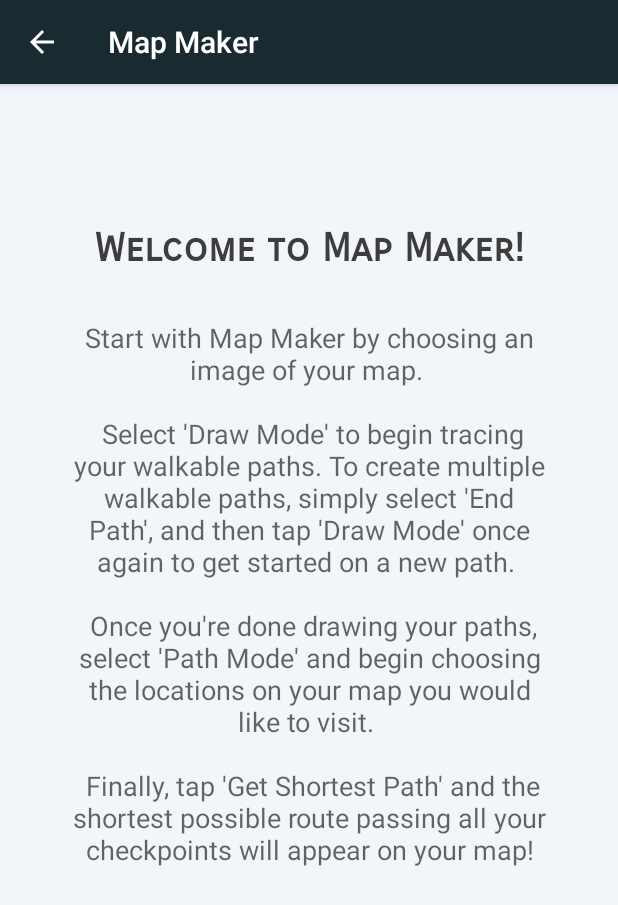
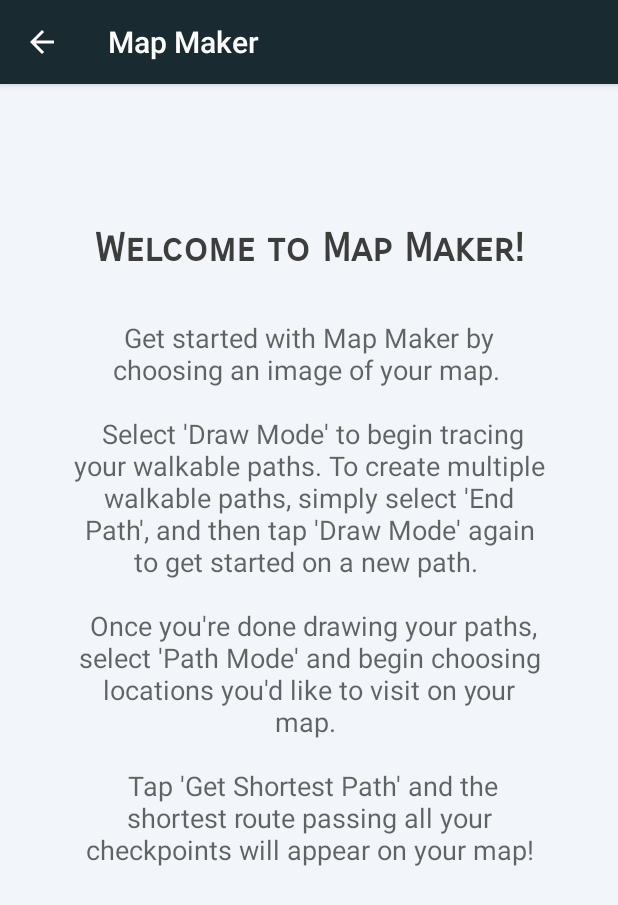
Before and after one commit to cjski/MapMaker, an Android app: the IntroActivity screen opened directly, with no data from a screen before it, on a phone screen of 412 x 824 dp. Shown: the top 905 px of the screen. Run offline under Robolectric (Android 15) with nearby library versions, the phone set to English and light mode, and no system bars.

Commit message:
minor hopefully final UI tweaks

```diff
--- a/app/src/main/java/JanowskiLuoYabut/HackTheNorth/MapMaker/MainActivity.java
+++ b/app/src/main/java/JanowskiLuoYabut/HackTheNorth/MapMaker/MainActivity.java
@@ -77,8 +77,8 @@ public class MainActivity extends AppCompatActivity {
         int numerator = longest >> 1;
         for (int n = 0; n <= longest; n++) {
 
-            for (int i = x1 - 10; i < x1 + 10; i++) {
-                for (int j = y1 - 10; j < y1 + 10; j++) {
+            for (int i = x1 - 12; i < x1 + 12; i++) {
+                for (int j = y1 - 12; j < y1 + 12; j++) {
                     bm.setPixel(i, j, Color.rgb(242, 242, 198));
                 }
             }
@@ -255,7 +255,7 @@ public class MainActivity extends AppCompatActivity {
                                 mNodes.add(grid[ xPos / 25][(yPos / 25)]);
                                 for (int i = xPos - 25; i < xPos + 25; i++) {
                                     for (int j = yPos - 25; j < yPos + 25; j++) {
-                                        bm.setPixel(i, j, Color.rgb(90, 175, 226));
+                                        bm.setPixel(i, j, Color.rgb(121, 16, 16));
                                     }
                                 }
                                 iv.setImageBitmap(bm);
--- a/app/src/main/res/layout/activity_intro.xml
+++ b/app/src/main/res/layout/activity_intro.xml
@@ -30,11 +30,12 @@
         android:fontFamily="sans-serif"
         android:textSize="18sp"
         android:textAlignment="center"
-        android:hint="Start with Map Maker by choosing an image of your map.
+        android:hint="Get started with Map Maker by choosing an image of your map.
 &#xA; &#xA;
-Select 'Draw Mode' to begin tracing your walkable paths. To create multiple walkable paths, simply select 'End Path', and then tap 'Draw Mode' once again to get started on a new path.
+Select 'Draw Mode' to begin tracing your walkable paths. To create multiple walkable paths, simply select 'End Path', and then tap 'Draw Mode' again to get started on a new path.
 &#xA; &#xA;
-Once you're done drawing your paths, select 'Path Mode' and begin choosing the locations on your map you would like to visit.
+Once you're done drawing your paths, select 'Path Mode' and begin choosing locations you'd like to visit on your map.
 &#xA; &#xA;
-Finally, tap 'Get Shortest Path' and the shortest possible route passing all your checkpoints will appear on your map!" />
+Tap 'Get Shortest Path' and the shortest route passing all your checkpoints will appear on your map!" />
+
 </LinearLayout>
--- a/app/src/main/res/layout/activity_main.xml
+++ b/app/src/main/res/layout/activity_main.xml
@@ -48,7 +48,7 @@
     </LinearLayout>
 
     <Button
-        android:layout_width="wrap_content"
+        android:layout_width="137dp"
         android:layout_height="wrap_content"
         android:layout_gravity="center"
         android:id="@+id/end_path_button" />
```
